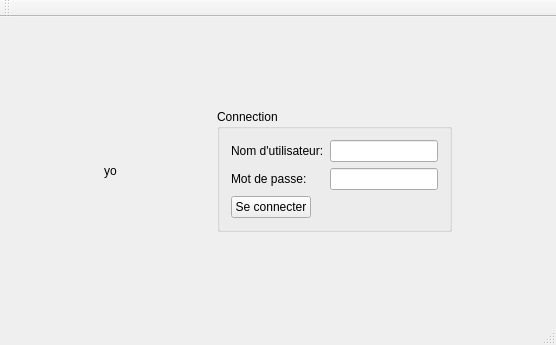
The window that myProject/mainwindow.ui (Radosetra/Projet-QT) describes before a commit, drawn with Qt 5.
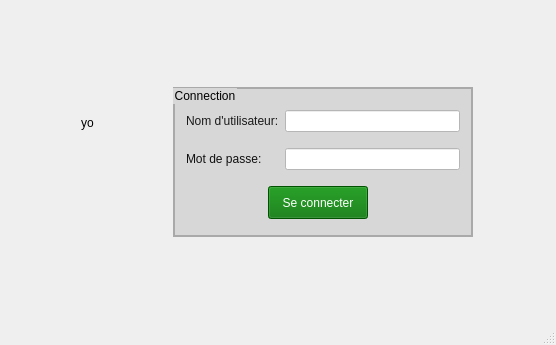
The same window after the commit. Icons and pictures are not drawn.

Commit message: Version finale windows

The edit to the form file:
```diff
--- a/myProject/mainwindow.ui
+++ b/myProject/mainwindow.ui
@@ -10,104 +10,229 @@
     <height>345</height>
    </rect>
   </property>
+  <property name="minimumSize">
+   <size>
+    <width>556</width>
+    <height>345</height>
+   </size>
+  </property>
+  <property name="maximumSize">
+   <size>
+    <width>556</width>
+    <height>345</height>
+   </size>
+  </property>
   <property name="cursor">
    <cursorShape>IBeamCursor</cursorShape>
   </property>
   <property name="windowTitle">
-   <string>MainWindow</string>
+   <string>Login</string>
+  </property>
+  <property name="styleSheet">
+   <string notr="true">QMainWindow{
+	background-image: url(:/img/img/hero-background-15.jpg);
+}</string>
   </property>
   <widget class="QWidget" name="centralWidget">
-   <layout class="QGridLayout" name="gridLayout">
-    <item row="0" column="3">
-     <spacer name="verticalSpacer_4">
-      <property name="orientation">
-       <enum>Qt::Vertical</enum>
-      </property>
-      <property name="sizeHint" stdset="0">
-       <size>
-        <width>20</width>
-        <height>60</height>
-       </size>
-      </property>
-     </spacer>
-    </item>
-    <item row="1" column="0">
-     <spacer name="horizontalSpacer_2">
-      <property name="orientation">
-       <enum>Qt::Horizontal</enum>
-      </property>
-      <property name="sizeHint" stdset="0">
-       <size>
-        <width>78</width>
-        <height>20</height>
-       </size>
-      </property>
-     </spacer>
-    </item>
-    <item row="1" column="1">
-     <widget class="QLabel" name="label_pic">
-      <property name="text">
-       <string>yo</string>
-      </property>
-     </widget>
-    </item>
-    <item row="1" column="2">
-     <spacer name="horizontalSpacer_3">
-      <property name="orientation">
-       <enum>Qt::Horizontal</enum>
-      </property>
-      <property name="sizeHint" stdset="0">
-       <size>
-        <width>80</width>
-        <height>20</height>
-       </size>
-      </property>
-     </spacer>
-    </item>
-    <item row="1" column="3">
+   <layout class="QGridLayout" name="gridLayout_2">
+    <item row="1" column="4" rowspan="2">
      <widget class="QGroupBox" name="groupBox">
+      <property name="minimumSize">
+       <size>
+        <width>300</width>
+        <height>150</height>
+       </size>
+      </property>
+      <property name="maximumSize">
+       <size>
+        <width>300</width>
+        <height>150</height>
+       </size>
+      </property>
+      <property name="styleSheet">
+       <string notr="true">QGroupBox{
+	background-color: rgba(191, 191, 191, 0.5);
+	color: #000;
+	border: 2px solid darkgray;
+}</string>
+      </property>
       <property name="title">
        <string>Connection</string>
       </property>
-      <layout class="QFormLayout" name="formLayout_2">
-       <item row="0" column="0">
+      <layout class="QGridLayout" name="gridLayout">
+       <item row="1" column="0" colspan="2">
         <widget class="QLabel" name="label_2">
+         <property name="styleSheet">
+          <string notr="true">color: rgb(26, 26, 26);</string>
+         </property>
          <property name="text">
           <string>Nom d'utilisateur:</string>
          </property>
         </widget>
        </item>
-       <item row="0" column="1">
-        <widget class="QLineEdit" name="inpUsername"/>
-       </item>
-       <item row="1" column="0">
+       <item row="3" column="0">
         <widget class="QLabel" name="label_3">
+         <property name="styleSheet">
+          <string notr="true">color: rgb(16, 16, 16);</string>
+         </property>
          <property name="text">
           <string>Mot de passe:</string>
          </property>
         </widget>
        </item>
-       <item row="1" column="1">
+       <item row="2" column="0">
+        <spacer name="verticalSpacer_3">
+         <property name="orientation">
+          <enum>Qt::Vertical</enum>
+         </property>
+         <property name="sizeType">
+          <enum>QSizePolicy::Fixed</enum>
+         </property>
+         <property name="sizeHint" stdset="0">
+          <size>
+           <width>20</width>
+           <height>5</height>
+          </size>
+         </property>
+        </spacer>
+       </item>
+       <item row="1" column="2">
+        <widget class="QLineEdit" name="inpUsername">
+         <property name="styleSheet">
+          <string notr="true">QLineEdit{
+	background-color: #fff;
+	color:  #000;
+}</string>
+         </property>
+        </widget>
+       </item>
+       <item row="5" column="1" colspan="2">
+        <layout class="QHBoxLayout" name="horizontalLayout">
+         <item>
+          <widget class="QPushButton" name="pushButton">
+           <property name="minimumSize">
+            <size>
+             <width>100</width>
+             <height>30</height>
+            </size>
+           </property>
+           <property name="maximumSize">
+            <size>
+             <width>100</width>
+             <height>16777215</height>
+            </size>
+           </property>
+           <property name="cursor">
+            <cursorShape>PointingHandCursor</cursorShape>
+           </property>
+           <property name="styleSheet">
+            <string notr="true">QPushButton{
+	background-color: rgb(0, 113, 0);
+	height: 25px;
+	width: 70px;
+	font: 81 italic 11pt &quot;Fira Sans Compressed ExtraBold&quot;;
+	color: #fff;
+}
+
+QPushButton:pressed{
+	background-color: rgb(0, 85, 0);
+}</string>
+           </property>
+           <property name="text">
+            <string>Se connecter</string>
+           </property>
+          </widget>
+         </item>
+         <item>
+          <spacer name="horizontalSpacer_4">
+           <property name="orientation">
+            <enum>Qt::Horizontal</enum>
+           </property>
+           <property name="sizeHint" stdset="0">
+            <size>
+             <width>40</width>
+             <height>20</height>
+            </size>
+           </property>
+          </spacer>
+         </item>
+        </layout>
+       </item>
+       <item row="0" column="0">
+        <spacer name="verticalSpacer_2">
+         <property name="orientation">
+          <enum>Qt::Vertical</enum>
+         </property>
+         <property name="sizeType">
+          <enum>QSizePolicy::Fixed</enum>
+         </property>
+         <property name="sizeHint" stdset="0">
+          <size>
+           <width>20</width>
+           <height>5</height>
+          </size>
+         </property>
+        </spacer>
+       </item>
+       <item row="3" column="2">
         <widget class="QLineEdit" name="inp_password">
+         <property name="styleSheet">
+          <string notr="true">QLineEdit{
+	background-color: #fff;
+	color:  #000;
+}</string>
+         </property>
          <property name="echoMode">
           <enum>QLineEdit::Password</enum>
          </property>
         </widget>
        </item>
-       <item row="2" column="0">
-        <widget class="QPushButton" name="pushButton">
-         <property name="cursor">
-          <cursorShape>PointingHandCursor</cursorShape>
+       <item row="4" column="0">
+        <spacer name="verticalSpacer_5">
+         <property name="orientation">
+          <enum>Qt::Vertical</enum>
          </property>
-         <property name="text">
-          <string>Se connecter</string>
+         <property name="sizeType">
+          <enum>QSizePolicy::Fixed</enum>
          </property>
-        </widget>
+         <property name="sizeHint" stdset="0">
+          <size>
+           <width>20</width>
+           <height>5</height>
+          </size>
+         </property>
+        </spacer>
        </item>
       </layout>
      </widget>
     </item>
-    <item row="1" column="4">
+    <item row="1" column="0">
+     <spacer name="horizontalSpacer_2">
+      <property name="orientation">
+       <enum>Qt::Horizontal</enum>
+      </property>
+      <property name="sizeHint" stdset="0">
+       <size>
+        <width>78</width>
+        <height>20</height>
+       </size>
+      </property>
+     </spacer>
+    </item>
+    <item row="0" column="4">
+     <spacer name="verticalSpacer_4">
+      <property name="orientation">
+       <enum>Qt::Vertical</enum>
+      </property>
+      <property name="sizeHint" stdset="0">
+       <size>
+        <width>20</width>
+        <height>60</height>
+       </size>
+      </property>
+     </spacer>
+    </item>
+    <item row="1" column="5">
      <spacer name="horizontalSpacer">
       <property name="orientation">
        <enum>Qt::Horizontal</enum>
@@ -120,7 +245,7 @@
       </property>
      </spacer>
     </item>
-    <item row="2" column="3">
+    <item row="3" column="4">
      <spacer name="verticalSpacer">
       <property name="orientation">
        <enum>Qt::Vertical</enum>
@@ -133,26 +258,28 @@
       </property>
      </spacer>
     </item>
+    <item row="1" column="2">
+     <spacer name="horizontalSpacer_3">
+      <property name="orientation">
+       <enum>Qt::Horizontal</enum>
+      </property>
+      <property name="sizeHint" stdset="0">
+       <size>
+        <width>80</width>
+        <height>20</height>
+       </size>
+      </property>
+     </spacer>
+    </item>
+    <item row="1" column="1">
+     <widget class="QLabel" name="label_pic">
+      <property name="text">
+       <string>yo</string>
+      </property>
+     </widget>
+    </item>
    </layout>
   </widget>
-  <widget class="QMenuBar" name="menuBar">
-   <property name="geometry">
-    <rect>
-     <x>0</x>
-     <y>0</y>
-     <width>556</width>
-     <height>19</height>
-    </rect>
-   </property>
-  </widget>
-  <widget class="QToolBar" name="mainToolBar">
-   <attribute name="toolBarArea">
-    <enum>TopToolBarArea</enum>
-   </attribute>
-   <attribute name="toolBarBreak">
-    <bool>false</bool>
-   </attribute>
-  </widget>
   <widget class="QStatusBar" name="statusBar"/>
  </widget>
  <layoutdefault spacing="6" margin="11"/>
```
The commit also changes 240 other files.
